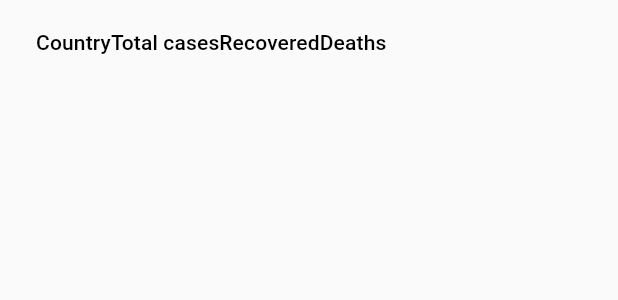
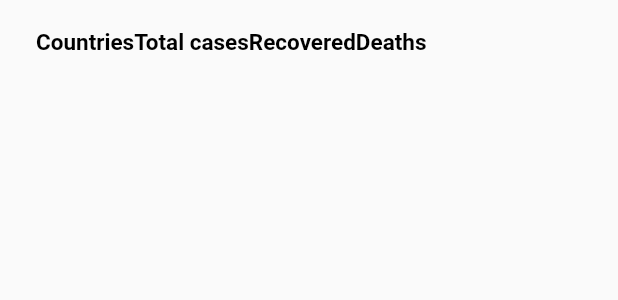
Before and after one commit to huyndse62266/huynd_covid_flutter_challenge, a Flutter app: the CountriesData widget shown alone on an empty page, opened directly with empty values, on a phone screen of 412 x 824 dp. Shown: the top 300 px of the screen. Run offline on Flutter 3.47's test engine with Material 2 defaults, Android fonts, the phone set to English and light mode, and no system bars; our stand-ins replace google_fonts; missing offline and left inert: flag; network calls fail.

Commit message:
Add summary data

```diff
--- a/lib/widgets/countries_data.dart
+++ b/lib/widgets/countries_data.dart
@@ -1,6 +1,7 @@
 import 'package:flag/flag.dart';
 import 'package:flutter/material.dart';
 import 'package:huyndcovidflutterchallenge/models/country_model.dart';
+import 'package:intl/intl.dart';
 
 class CountriesData extends StatelessWidget {
   final List<CountryModel> countriesData;
@@ -9,36 +10,43 @@ class CountriesData extends StatelessWidget {
 
   @override
   Widget build(BuildContext context) {
+    final deviceSize = MediaQuery.of(context).size;
     return DataTable(
       columnSpacing: 0,
-      columns: const <DataColumn>[
+      columns: <DataColumn>[
         DataColumn(
-          label: Text(
-            "Country",
-            textAlign: TextAlign.center,
+          label: Expanded(
+            child: Text(
+              "Countries",
+              style: Theme.of(context).textTheme.headline1,
+              textAlign: TextAlign.left,
+            ),
           ),
         ),
         DataColumn(
-            label: Text(
+            label: Expanded(
+              child: Text(
                 "Total cases",
-              style: TextStyle(
-
+                style: Theme.of(context).textTheme.headline1,
+                textAlign: TextAlign.right,
               ),
             )
         ),
         DataColumn(
-            label: Text(
+            label: Expanded(
+              child: Text(
                 "Recovered",
-              style: TextStyle(
-
+                style: Theme.of(context).textTheme.headline1,
+                textAlign: TextAlign.right,
               ),
             )
         ),
         DataColumn(
-            label: Text(
+            label: Expanded(
+              child: Text(
                 "Deaths",
-              style: TextStyle(
-
+                style: Theme.of(context).textTheme.headline1,
+                textAlign: TextAlign.right,
               ),
             )
         ),
@@ -49,33 +57,89 @@ class CountriesData extends StatelessWidget {
             DataCell(
                 Row(
                   children: <Widget>[
-                    Flag(data.countryCode, height: 20, width: 50),
-                    Text(data.country),
+                    Flag(
+                        data.countryCode,
+                        height: 15,
+                        width: 25
+                    ),
+                    Padding(
+                      padding: EdgeInsets.symmetric(horizontal: 2),
+                    ),
+                    Text(
+                      data.country,
+                      style: TextStyle(
+                        fontSize: 12
+                      ),
+                      overflow: TextOverflow.ellipsis,
+                    ),
                   ],
                   mainAxisAlignment: MainAxisAlignment.start,
                   crossAxisAlignment: CrossAxisAlignment.center,
                 )
             ),
             DataCell(
-                Text(
-                  data.totalConfirmed.toString(),
+                Container(
+                  width: double.infinity,
+                  child: Text(
+                    NumberFormat.decimalPattern().format(data.totalConfirmed),
                     textAlign: TextAlign.right,
+                  ),
                 )
             ),
             DataCell(
-                Text(
-                  data.totalRecovered.toString(),
+                Container(
+                  width: double.infinity,
+                  child: Text(
+                    NumberFormat.decimalPattern().format(data.totalRecovered),
                     textAlign: TextAlign.right,
+                  ),
                 )
             ),
             DataCell(
-                Text(
-                  data.totalDeaths.toString(),
+                Container(
+                  width: double.infinity,
+                  child: Text(
+                    NumberFormat.decimalPattern().format(data.totalDeaths),
                     textAlign: TextAlign.right,
+                  ),
                 )
             ),
           ]
       ))).toList()
+//        rows:  <DataRow>[
+//          DataRow(
+//            cells: <DataCell>[
+//              DataCell(Text('Sarah')),
+//              DataCell(
+//                  Container(
+//                    width: double.infinity,
+//                    child: Text(
+//                      '19',
+//                      textAlign: TextAlign.right,
+//                    ),
+//                  )
+//              ),
+//              DataCell(
+//                  Container(
+//                    width: double.infinity,
+//                    child: Text(
+//                      '19',
+//                      textAlign: TextAlign.right,
+//                    ),
+//                  )
+//              ),
+//              DataCell(
+//                  Container(
+//                    width: double.infinity,
+//                    child: Text(
+//                      '19',
+//                      textAlign: TextAlign.right,
+//                    ),
+//                  )
+//              ),
+//            ],
+//          ),
+//        ]
     );
   }
 }
--- a/pubspec.yaml
+++ b/pubspec.yaml
@@ -31,7 +31,8 @@ dependencies:
   google_fonts: ^1.1.0
   http: ^0.12.2
   flag: ^3.0.4
-
+  fl_chart: ^0.11.0
+  intl: ^0.16.1
 dev_dependencies:
   flutter_test:
     sdk: flutter
```
Also changed, not shown: lib/main.dart (+5 -2 lines), lib/screens/main_screen.dart (+23 -2 lines), lib/widgets/chart_record.dart (added, +116 -0 lines), lib/widgets/indicator.dart (added, +41 -0 lines), lib/widgets/summary_data.dart (added, +44 -0 lines), lib/widgets/world_record_title.dart (added, +53 -0 lines), pubspec.lock. Lines whose indentation alone changed are shown as unchanged.
